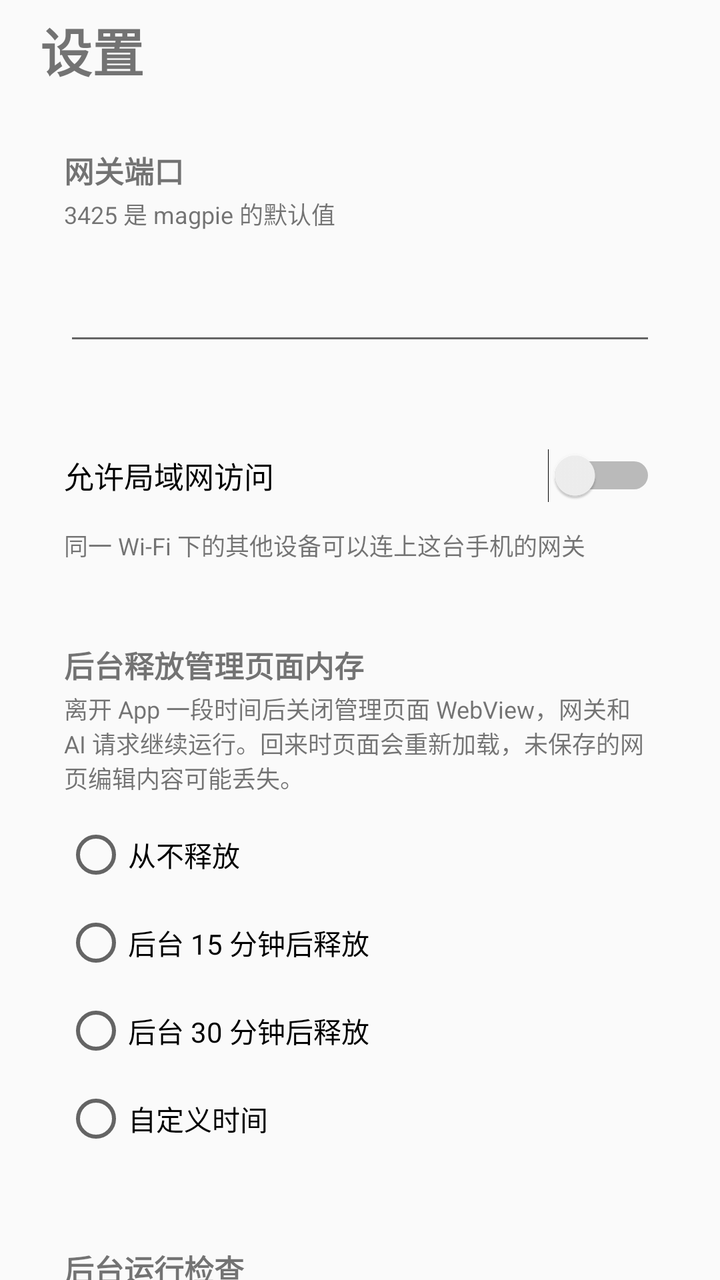
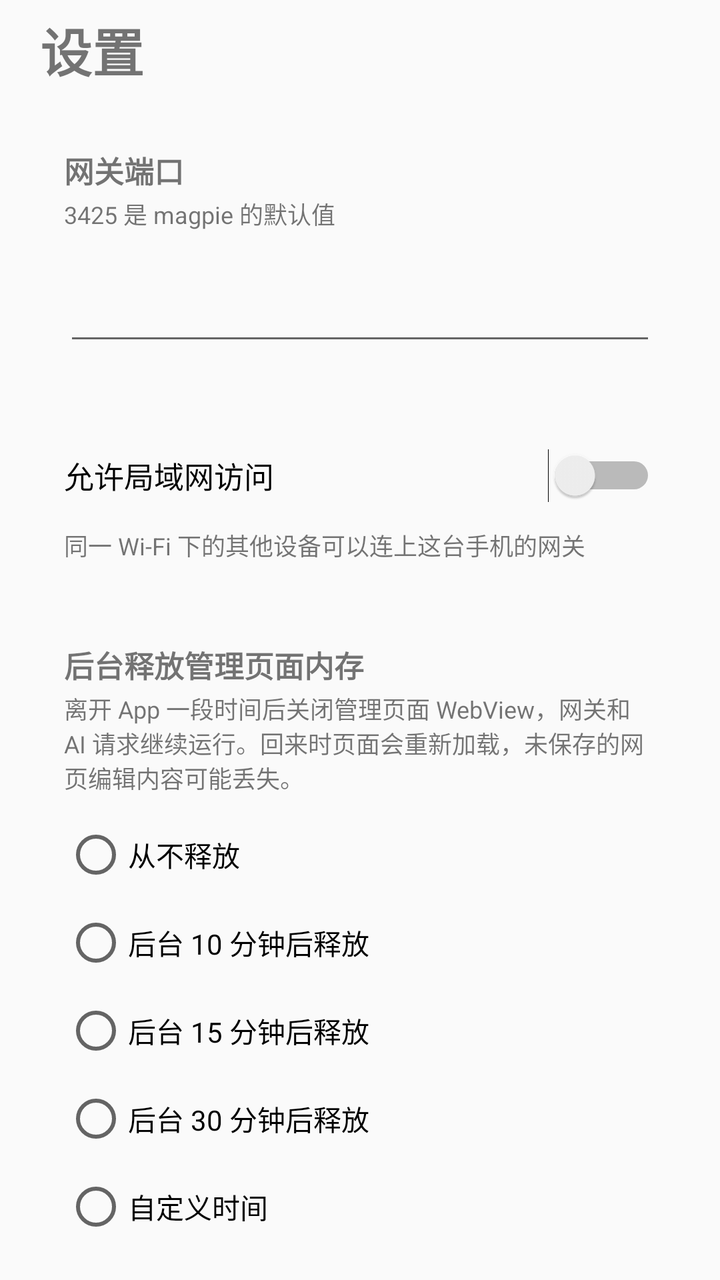

Two renders of the same Android screen: before a commit and after it. Below are the layout's source before the change and the commit's diff.
<!-- AndroidManifest.xml: application theme Theme.Magpie -->
<!-- res/layout/activity_settings.xml -->
<?xml version="1.0" encoding="utf-8"?>
<ScrollView xmlns:android="http://schemas.android.com/apk/res/android"
    android:id="@+id/settings_root"
    android:layout_width="match_parent"
    android:layout_height="match_parent"
    android:fillViewport="true"
    android:scrollbars="none">

    <LinearLayout
        android:layout_width="match_parent"
        android:layout_height="wrap_content"
        android:orientation="vertical"
        android:paddingStart="16dp"
        android:paddingTop="6dp"
        android:paddingEnd="16dp"
        android:paddingBottom="24dp">

        <TextView
            android:id="@+id/settings_title"
            android:layout_width="wrap_content"
            android:layout_height="wrap_content"
            android:layout_marginStart="4dp"
            android:layout_marginBottom="14dp"
            android:text="@string/act_settings"
            android:textSize="26sp"
            android:textStyle="bold" />

        <LinearLayout
            android:id="@+id/card_port"
            android:layout_width="match_parent"
            android:layout_height="wrap_content"
            android:orientation="vertical"
            android:padding="16dp">

            <TextView
                android:id="@+id/label_port"
                android:layout_width="match_parent"
                android:layout_height="wrap_content"
                android:text="@string/settings_gateway_port"
                android:textSize="15sp"
                android:textStyle="bold" />

            <TextView
                android:id="@+id/hint_port"
                android:layout_width="match_parent"
                android:layout_height="wrap_content"
                android:layout_marginTop="2dp"
                android:text="@string/settings_gateway_port_hint"
                android:textSize="12sp" />

            <EditText
                android:id="@+id/port"
                android:layout_width="match_parent"
                android:layout_height="52dp"
                android:layout_marginTop="10dp"
                android:gravity="center_vertical"
                android:inputType="number"
                android:maxLength="5"
                android:paddingStart="14dp"
                android:paddingEnd="14dp"
                android:textSize="16sp" />
        </LinearLayout>

        <LinearLayout
            android:id="@+id/card_lan"
            android:layout_width="match_parent"
            android:layout_height="wrap_content"
            android:layout_marginTop="10dp"
            android:orientation="vertical"
            android:paddingStart="16dp"
            android:paddingTop="8dp"
            android:paddingEnd="16dp"
            android:paddingBottom="14dp">

            <Switch
                android:id="@+id/lan"
                android:layout_width="match_parent"
                android:layout_height="52dp"
                android:text="@string/settings_lan"
                android:textSize="15sp" />

            <TextView
                android:id="@+id/hint_lan"
                android:layout_width="match_parent"
                android:layout_height="wrap_content"
                android:text="@string/settings_lan_hint"
                android:textSize="12sp" />
        </LinearLayout>

        <LinearLayout
            android:id="@+id/card_background"
            android:layout_width="match_parent"
            android:layout_height="wrap_content"
            android:layout_marginTop="10dp"
            android:orientation="vertical"
            android:padding="16dp">

            <TextView
                android:id="@+id/label_web_memory"
                android:layout_width="match_parent"
                android:layout_height="wrap_content"
                android:text="@string/settings_web_memory"
                android:textSize="15sp"
                android:textStyle="bold" />

            <TextView
                android:id="@+id/hint_web_memory"
                android:layout_width="match_parent"
                android:layout_height="wrap_content"
                android:layout_marginTop="2dp"
                android:text="@string/settings_web_memory_hint"
                android:textSize="12sp" />

            <RadioGroup
                android:id="@+id/web_release_group"
                android:layout_width="match_parent"
                android:layout_height="wrap_content"
                android:layout_marginTop="8dp"
                android:orientation="vertical">

                <RadioButton
                    android:id="@+id/web_release_never"
                    android:layout_width="match_parent"
                    android:layout_height="44dp"
                    android:text="@string/settings_web_never" />

                <RadioButton
                    android:id="@+id/web_release_15"
                    android:layout_width="match_parent"
                    android:layout_height="44dp"
                    android:text="@string/settings_web_15" />

                <RadioButton
                    android:id="@+id/web_release_30"
                    android:layout_width="match_parent"
                    android:layout_height="44dp"
                    android:text="@string/settings_web_30" />

                <RadioButton
                    android:id="@+id/web_release_custom"
                    android:layout_width="match_parent"
                    android:layout_height="44dp"
                    android:text="@string/settings_web_custom" />
            </RadioGroup>

            <EditText
                android:id="@+id/web_release_custom_minutes"
                android:layout_width="match_parent"
                android:layout_height="48dp"
                android:layout_marginTop="4dp"
                android:gravity="center_vertical"
                android:hint="@string/settings_web_custom_hint"
                android:inputType="number"
                android:maxLength="4"
                android:paddingStart="14dp"
                android:paddingEnd="14dp"
                android:visibility="gone" />
        </LinearLayout>

        <LinearLayout
            android:id="@+id/card_background_guide"
            android:layout_width="match_parent"
            android:layout_height="wrap_content"
            android:layout_marginTop="10dp"
            android:orientation="vertical"
            android:padding="16dp">

            <TextView
                android:id="@+id/label_background_guide"
                android:layout_width="match_parent"
                android:layout_height="wrap_content"
                android:text="@string/settings_background_guide"
                android:textSize="15sp"
                android:textStyle="bold" />

            <TextView
                android:id="@+id/hint_background_guide"
                android:layout_width="match_parent"
                android:layout_height="wrap_content"
                android:layout_marginTop="2dp"
                android:text="@string/settings_background_guide_hint"
                android:textSize="12sp" />

            <Button
                android:id="@+id/open_notification_settings"
                android:layout_width="match_parent"
                android:layout_height="48dp"
                android:layout_marginTop="12dp"
                android:text="@string/settings_open_notifications" />

            <Button
                android:id="@+id/open_battery_settings"
                android:layout_width="match_parent"
                android:layout_height="48dp"
                android:layout_marginTop="8dp"
                android:text="@string/settings_open_battery" />

            <Button
                android:id="@+id/open_background_guide"
                android:layout_width="match_parent"
                android:layout_height="48dp"
                android:layout_marginTop="8dp"
                android:text="@string/settings_open_background_guide" />
        </LinearLayout>

        <LinearLayout
            android:id="@+id/card_feed"
            android:layout_width="match_parent"
            android:layout_height="wrap_content"
            android:layout_marginTop="10dp"
            android:orientation="vertical"
            android:padding="16dp">

            <TextView
                android:id="@+id/label_feed"
                android:layout_width="match_parent"
                android:layout_height="wrap_content"
                android:text="@string/settings_update_feed"
                android:textSize="15sp"
                android:textStyle="bold" />

            <EditText
                android:id="@+id/feed"
                android:layout_width="match_parent"
                android:layout_height="52dp"
                android:layout_marginTop="10dp"
                android:gravity="center_vertical"
                android:inputType="textUri"
                android:paddingStart="14dp"
                android:paddingEnd="14dp"
                android:textSize="14sp" />

            <Switch
                android:id="@+id/stable_channel"
                android:layout_width="match_parent"
                android:layout_height="52dp"
                android:layout_marginTop="12dp"
                android:text="@string/settings_stable_channel"
                android:textSize="15sp" />

            <TextView
                android:id="@+id/hint_stable_channel"
                android:layout_width="match_parent"
                android:layout_height="wrap_content"
                android:text="@string/settings_stable_channel_hint"
                android:textSize="12sp" />

            <Button
                android:id="@+id/check_update"
                android:layout_width="match_parent"
                android:layout_height="48dp"
                android:layout_marginTop="12dp"
                android:text="@string/settings_check_update" />

            <Button
                android:id="@+id/check_shell"
                android:layout_width="match_parent"
                android:layout_height="48dp"
                android:layout_marginTop="8dp"
                android:text="@string/settings_check_shell" />
        </LinearLayout>

        <LinearLayout
            android:id="@+id/card_appearance"
            android:layout_width="match_parent"
            android:layout_height="wrap_content"
            android:layout_marginTop="10dp"
            android:orientation="vertical"
            android:paddingStart="16dp"
            android:paddingTop="8dp"
            android:paddingEnd="16dp"
            android:paddingBottom="14dp">

            <Switch
                android:id="@+id/monet"
                android:layout_width="match_parent"
                android:layout_height="52dp"
                android:text="@string/settings_monet"
                android:textSize="15sp" />

            <TextView
                android:id="@+id/monet_hint"
                android:layout_width="match_parent"
                android:layout_height="wrap_content"
                android:text="@string/settings_monet_hint"
                android:textSize="12sp" />
        </LinearLayout>

        <LinearLayout
            android:id="@+id/card_seed"
            android:layout_width="match_parent"
            android:layout_height="wrap_content"
            android:layout_marginTop="10dp"
            android:orientation="vertical"
            android:padding="16dp">

            <TextView
                android:id="@+id/label_seed"
                android:layout_width="match_parent"
                android:layout_height="wrap_content"
                android:text="@string/settings_seed"
                android:textSize="15sp"
                android:textStyle="bold" />

            <TextView
                android:id="@+id/hint_seed"
                android:layout_width="match_parent"
                android:layout_height="wrap_content"
                android:layout_marginTop="2dp"
                android:text="@string/settings_seed_hint"
                android:textSize="12sp" />

            <LinearLayout
                android:id="@+id/colors_seed"
                android:layout_width="match_parent"
                android:layout_height="wrap_content"
                android:layout_marginTop="14dp"
                android:orientation="horizontal" />
        </LinearLayout>

        
        <LinearLayout
            android:id="@+id/card_shell_update"
            android:layout_width="match_parent"
            android:layout_height="wrap_content"
            android:layout_marginTop="10dp"
            android:orientation="vertical"
            android:paddingStart="16dp"
            android:paddingTop="8dp"
            android:paddingEnd="16dp"
            android:paddingBottom="14dp">

            <TextView
                android:id="@+id/label_shell_update"
                android:layout_width="match_parent"
                android:layout_height="wrap_content"
                android:text="@string/settings_shell_update"
                android:textSize="15sp"
                android:textStyle="bold" />

            <Switch
                android:id="@+id/shell_auto_check"
                android:layout_width="match_parent"
                android:layout_height="52dp"
                android:layout_marginTop="8dp"
                android:text="@string/settings_shell_auto_check"
                android:textSize="15sp" />

            <TextView
                android:id="@+id/hint_shell_auto_check"
                android:layout_width="match_parent"
                android:layout_height="wrap_content"
                android:text="@string/settings_shell_auto_check_hint"
                android:textSize="12sp" />

            <TextView
                android:id="@+id/label_shell_mirror"
                android:layout_width="match_parent"
                android:layout_height="wrap_content"
                android:layout_marginTop="14dp"
                android:text="@string/settings_shell_mirror"
                android:textSize="15sp"
                android:textStyle="bold" />

            <TextView
                android:id="@+id/shell_mirror_value"
                android:layout_width="match_parent"
                android:layout_height="52dp"
                android:layout_marginTop="6dp"
                android:gravity="center_vertical"
                android:paddingStart="14dp"
                android:paddingEnd="14dp"
                android:textSize="14sp" />

            <TextView
                android:id="@+id/hint_shell_mirror"
                android:layout_width="match_parent"
                android:layout_height="wrap_content"
                android:text="@string/settings_shell_mirror_hint"
                android:textSize="12sp" />

            <Button
                android:id="@+id/shell_add_mirror"
                android:layout_width="match_parent"
                android:layout_height="48dp"
                android:layout_marginTop="10dp"
                android:text="@string/settings_shell_add_mirror" />

            <Button
                android:id="@+id/shell_lanzou"
                android:layout_width="match_parent"
                android:layout_height="48dp"
                android:layout_marginTop="8dp"
                android:text="@string/settings_shell_lanzou" />

            <TextView
                android:id="@+id/hint_shell_lanzou"
                android:layout_width="match_parent"
                android:layout_height="wrap_content"
                android:textSize="12sp" />
        </LinearLayout>

        <Button
            android:id="@+id/save"
            android:layout_width="match_parent"
            android:layout_height="52dp"
            android:layout_marginTop="20dp"
            android:text="@string/settings_save" />

        <Button
            android:id="@+id/restart"
            android:layout_width="match_parent"
            android:layout_height="52dp"
            android:layout_marginTop="10dp"
            android:text="@string/settings_restart_now" />

    </LinearLayout>
</ScrollView>
<!-- resources referenced by this layout -->
<resources>
  <string name="act_settings">设置</string>
  <string name="settings_background_guide">后台运行检查</string>
  <string name="settings_background_guide_hint">开启通知和取消电池优化能让你看到网关异常重启提示，并减少系统限制后台网关的概率。系统仍可能在内存紧张时回收页面。</string>
  <string name="settings_check_shell">检查 App 更新（GitHub）</string>
  <string name="settings_check_update">检查 magpie 更新</string>
  <string name="settings_gateway_port">网关端口</string>
  <string name="settings_gateway_port_hint">3425 是 magpie 的默认值</string>
  <string name="settings_lan">允许局域网访问</string>
  <string name="settings_lan_hint">同一 Wi-Fi 下的其他设备可以连上这台手机的网关</string>
  <string name="settings_monet">莫奈取色</string>
  <string name="settings_monet_hint">从系统壁纸里取一种强调色（需要 Android 12 及以上）</string>
  <string name="settings_open_background_guide">打开后台运行引导</string>
  <string name="settings_open_battery">打开电池优化设置</string>
  <string name="settings_open_notifications">打开通知设置</string>
  <string name="settings_restart_now">立即重启网关</string>
  <string name="settings_save">保存并重启</string>
  <string name="settings_seed">主题色</string>
  <string name="settings_seed_hint">Material 3 · TonalSpot · SPEC 2025：从八种种子色生成整套配色</string>
  <string name="settings_shell_add_mirror">添加自定义镜像</string>
  <string name="settings_shell_auto_check">自动检查更新</string>
  <string name="settings_shell_auto_check_hint">每天检查一次，有新版本弹提醒；关闭后只在手动检查时才提示</string>
  <string name="settings_shell_lanzou">蓝奏云更新</string>
  <string name="settings_shell_mirror">下载镜像</string>
  <string name="settings_shell_mirror_hint">GitHub 直连慢或连不上时选国内加速镜像，也可以手动添加自定义镜像前缀</string>
  <string name="settings_shell_update">App 更新</string>
  <string name="settings_stable_channel">稳定版更新渠道</string>
  <string name="settings_stable_channel_hint">开启：只推送发布满三天后的稳定版；关闭：每个版本都推送（含紧急修复）。只影响 magpie 内核的检查更新，自定义更新源不受影响。</string>
  <string name="settings_update_feed">更新源</string>
  <string name="settings_web_15">后台 15 分钟后释放</string>
  <string name="settings_web_30">后台 30 分钟后释放</string>
  <string name="settings_web_custom">自定义时间</string>
  <string name="settings_web_custom_hint">输入分钟数（1–1440）</string>
  <string name="settings_web_memory">后台释放管理页面内存</string>
  <string name="settings_web_memory_hint">离开 App 一段时间后关闭管理页面 WebView，网关和 AI 请求继续运行。回来时页面会重新加载，未保存的网页编辑内容可能丢失。</string>
  <string name="settings_web_never">从不释放</string>
  <style name="Theme.Magpie" parent="@android:style/Theme.Material.Light.NoActionBar">
          <item name="android:windowBackground">?android:attr/colorBackground</item>
          
          <item name="android:statusBarColor">@android:color/transparent</item>
          <item name="android:navigationBarColor">@android:color/transparent</item>
          <item name="android:windowLightStatusBar">true</item>
          <item name="android:windowLightNavigationBar">true</item>
          <item name="android:windowDrawsSystemBarBackgrounds">true</item>
          <item name="android:windowLayoutInDisplayCutoutMode">shortEdges</item>
          <item name="android:windowActionModeOverlay">true</item>
          
          <item name="android:colorAccent">#8B4F38</item>
          <item name="android:colorControlActivated">#8B4F38</item>
      </style>
</resources>

<!-- the commit's change to res/layout/activity_settings.xml (unified diff, before → after) -->
@@ -125,6 +125,12 @@
                     android:text="@string/settings_web_never" />
 
                 <RadioButton
+                    android:id="@+id/web_release_10"
+                    android:layout_width="match_parent"
+                    android:layout_height="44dp"
+                    android:text="@string/settings_web_10" />
+
+                <RadioButton
                     android:id="@+id/web_release_15"
                     android:layout_width="match_parent"
                     android:layout_height="44dp"
<!-- resource entries referenced after the edit -->
@@ -28,6 +28,7 @@
   <string name="settings_stable_channel">稳定版更新渠道</string>
   <string name="settings_stable_channel_hint">开启：只推送发布满三天后的稳定版；关闭：每个版本都推送（含紧急修复）。只影响 magpie 内核的检查更新，自定义更新源不受影响。</string>
   <string name="settings_update_feed">更新源</string>
+  <string name="settings_web_10">后台 10 分钟后释放</string>
   <string name="settings_web_15">后台 15 分钟后释放</string>
   <string name="settings_web_30">后台 30 分钟后释放</string>
   <string name="settings_web_custom">自定义时间</string>
